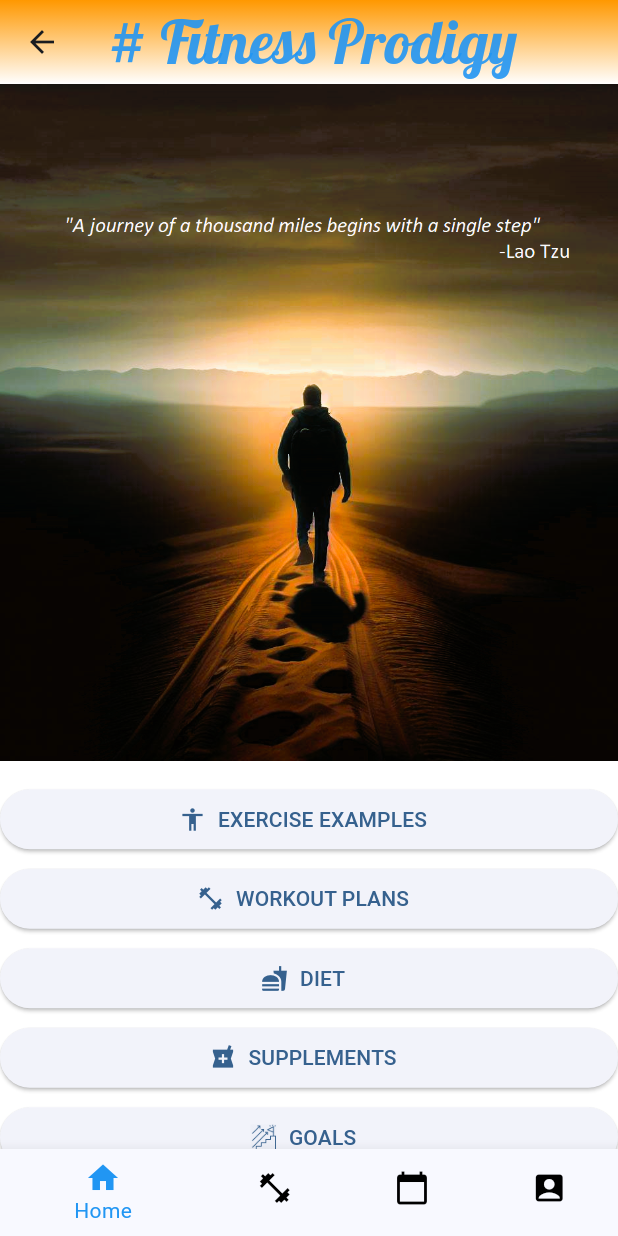
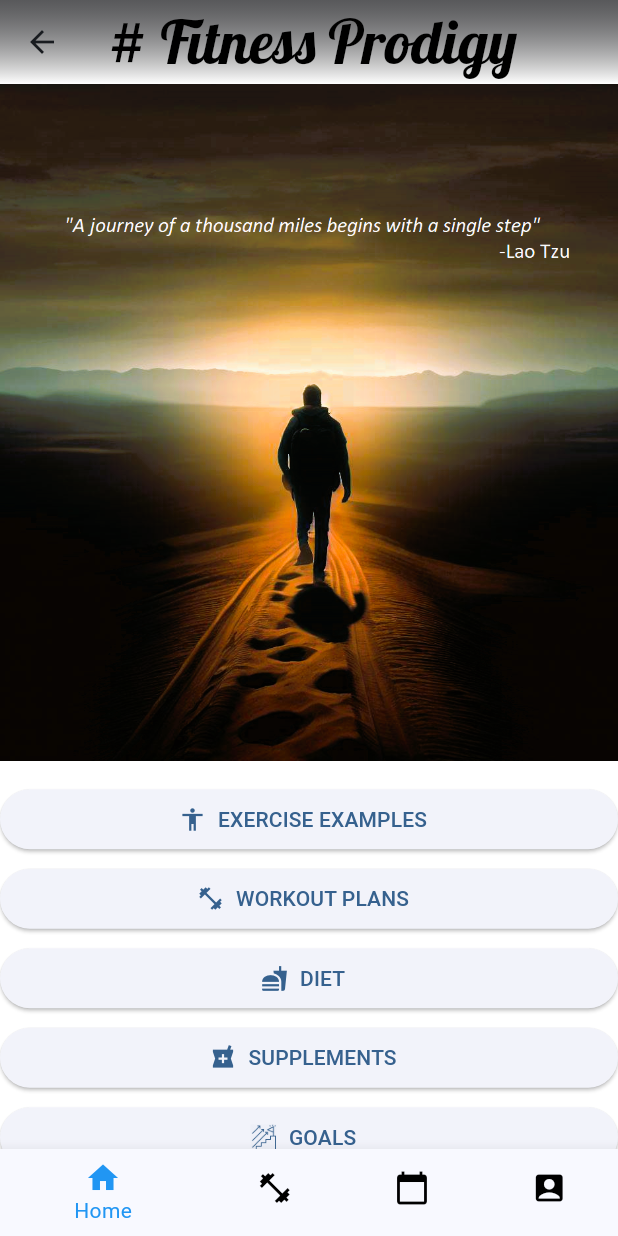
Before and after one commit to mateuszkasprzak94/fitness_prodigy, a Flutter app: the screen it shows after launch, after a tap on "Achive your goals", on a phone screen of 412 x 824 dp. Run offline on Flutter 3.47's test engine with Material 2 defaults, Android fonts, the phone set to English and light mode, and no system bars; our stand-ins replace firebase_auth, firebase_core, google_fonts, shared_preferences; accounts and stored records are empty.

Commit message:
Change color of features page

```diff
--- a/lib/app/after login plus features/features_page.dart
+++ b/lib/app/after login plus features/features_page.dart
@@ -38,16 +38,15 @@ class _FeaturesState extends State<Features> {
       appBar: AppBar(
         title: Text(
           '# Fitness Prodigy',
-          style: GoogleFonts.lobster(
-              fontSize: 40, color: const Color.fromARGB(230, 33, 149, 243)),
+          style: GoogleFonts.lobster(fontSize: 40, color: Colors.black),
         ),
         centerTitle: true,
         flexibleSpace: Container(
           decoration: const BoxDecoration(
-            gradient: LinearGradient(
-                colors: [Colors.white, Colors.orange],
-                begin: Alignment.bottomCenter,
-                end: Alignment.topCenter),
+            gradient: LinearGradient(colors: [
+              Color.fromARGB(164, 0, 0, 0),
+              Colors.white,
+            ], begin: Alignment.topCenter, end: Alignment.bottomCenter),
           ),
         ),
         systemOverlayStyle: SystemUiOverlayStyle.light,
```
